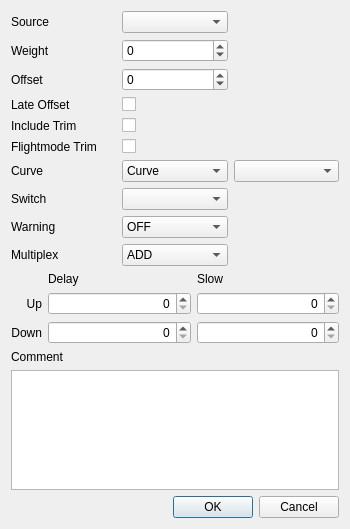
Before: the Qt Designer form src/mixerdialog.ui in xhorizont/eepe, drawn with Qt 5.
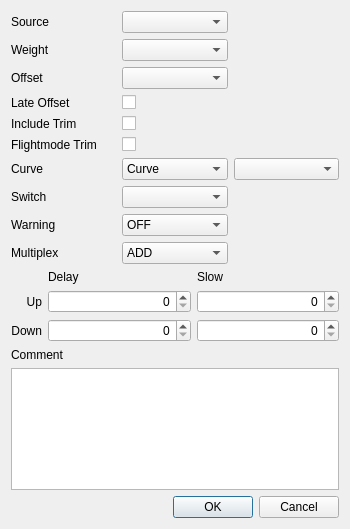
After: the same form once the commit is applied. Icons and pictures are not drawn.

Patch:
```diff
--- a/src/mixerdialog.ui
+++ b/src/mixerdialog.ui
@@ -353,26 +353,6 @@
        </property>
       </widget>
      </item>
-     <item row="2" column="2">
-      <widget class="QSpinBox" name="offsetSB">
-       <property name="whatsThis">
-        <string>&lt;!DOCTYPE HTML PUBLIC &quot;-//W3C//DTD HTML 4.0//EN&quot; &quot;http://www.w3.org/TR/REC-html40/strict.dtd&quot;&gt;
-&lt;html&gt;&lt;head&gt;&lt;meta name=&quot;qrichtext&quot; content=&quot;1&quot; /&gt;&lt;style type=&quot;text/css&quot;&gt;
-p, li { white-space: pre-wrap; }
-&lt;/style&gt;&lt;/head&gt;&lt;body style=&quot; font-family:'MS Shell Dlg 2'; font-size:8.25pt; font-weight:400; font-style:normal;&quot;&gt;
-&lt;p style=&quot; margin-top:0px; margin-bottom:0px; margin-left:0px; margin-right:0px; -qt-block-indent:0; text-indent:0px;&quot;&gt;This value is added to the &lt;span style=&quot; font-weight:600;&quot;&gt;input &lt;/span&gt;of the mixer.&lt;/p&gt;&lt;/body&gt;&lt;/html&gt;</string>
-       </property>
-       <property name="alignment">
-        <set>Qt::AlignLeading|Qt::AlignLeft|Qt::AlignVCenter</set>
-       </property>
-       <property name="minimum">
-        <number>-125</number>
-       </property>
-       <property name="maximum">
-        <number>125</number>
-       </property>
-      </widget>
-     </item>
      <item row="1" column="1">
       <widget class="QLabel" name="label_3">
        <property name="text">
@@ -380,22 +360,6 @@
        </property>
       </widget>
      </item>
-     <item row="1" column="2">
-      <widget class="QSpinBox" name="weightSB">
-       <property name="whatsThis">
-        <string>The value of the mixer is multiplied by this value and divided by 100.</string>
-       </property>
-       <property name="alignment">
-        <set>Qt::AlignLeading|Qt::AlignLeft|Qt::AlignVCenter</set>
-       </property>
-       <property name="minimum">
-        <number>-125</number>
-       </property>
-       <property name="maximum">
-        <number>125</number>
-       </property>
-      </widget>
-     </item>
      <item row="0" column="1">
       <widget class="QLabel" name="label_2">
        <property name="text">
@@ -427,6 +391,20 @@
        </property>
       </widget>
      </item>
+     <item row="1" column="2">
+      <widget class="QComboBox" name="weightCB">
+       <property name="whatsThis">
+        <string>The curve used by the mix</string>
+       </property>
+      </widget>
+     </item>
+     <item row="2" column="2">
+      <widget class="QComboBox" name="offsetCB">
+       <property name="whatsThis">
+        <string>The curve used by the mix</string>
+       </property>
+      </widget>
+     </item>
     </layout>
    </item>
   </layout>
```
